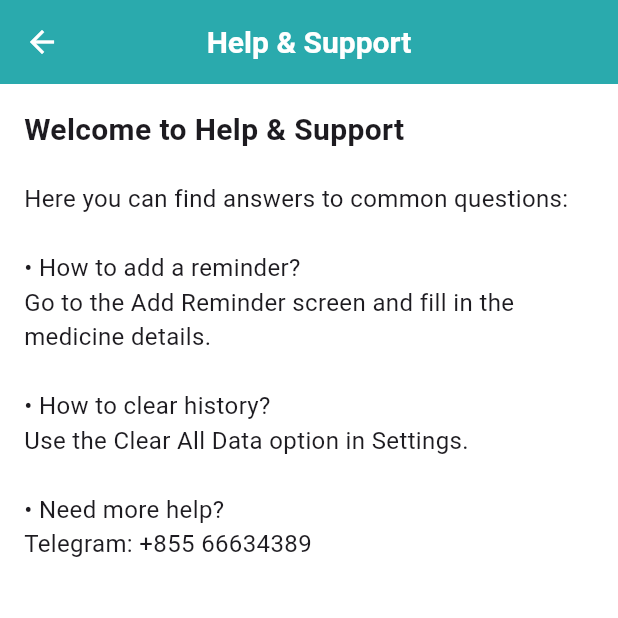
After one commit to obviouslynotdim/MedicTrack, a Flutter app: the screen it shows after launch, item 4 of the bottom bar chosen, after a tap on "Help & Support", on a phone screen of 412 x 824 dp, the top half of it. The commit adds this screen. Run offline on Flutter 3.47's test engine with Material 3 defaults, Android fonts, the phone set to English and light mode, and no system bars; our stand-ins replace flutter_local_notifications, shared_preferences, sqflite, timezone; accounts and stored records are empty.

Commit message:
add more feature

```diff
--- /dev/null
+++ b/lib/ui/info/help_support_screen.dart
@@ -0,0 +1,34 @@
+import 'package:flutter/material.dart';
+
+class HelpSupportScreen extends StatelessWidget {
+  const HelpSupportScreen({super.key});
+
+  @override
+  Widget build(BuildContext context) {
+    return Scaffold(
+      appBar: AppBar(title: const Text("Help & Support")),
+      body: Padding(
+        padding: const EdgeInsets.all(16.0),
+        child: ListView(
+          children: const [
+            Text(
+              "Welcome to Help & Support",
+              style: TextStyle(fontSize: 20, fontWeight: FontWeight.bold),
+            ),
+            SizedBox(height: 20),
+            Text(
+              "Here you can find answers to common questions:\n\n"
+              "• How to add a reminder?\n"
+              "Go to the Add Reminder screen and fill in the medicine details.\n\n"
+              "• How to clear history?\n"
+              "Use the Clear All Data option in Settings.\n\n"
+              "• Need more help?\n"
+              "Telegram: +855 66634389",
+              style: TextStyle(fontSize: 16),
+            ),
+          ],
+        ),
+      ),
+    );
+  }
+}
--- a/lib/ui/screens/schedule/add_schedule_screen.dart
+++ b/lib/ui/screens/schedule/add_schedule_screen.dart
@@ -35,6 +35,8 @@ class _AddScheduleScreenState extends State<AddScheduleScreen> {
   void initState() {
     super.initState();
     // Explicit initialization in initState with if/else for Edit mode
+    final later = DateTime.now().add(const Duration(minutes: 1));
+
     if (widget.medicine != null) {
       _nameController.text = widget.medicine!.name;
       _amountController.text = widget.medicine!.amount;
@@ -50,7 +52,7 @@ class _AddScheduleScreenState extends State<AddScheduleScreen> {
       _commentsController.text = "";
       _selectedIconIndex = 0;
       _selectedDate = DateTime.now();
-      _selectedTime = TimeOfDay.now();
+      _selectedTime = TimeOfDay(hour: later.hour, minute: later.minute);
       _selectedType = "Pill";
       _remindMe = true;
     }
--- a/lib/ui/screens/settings/setting_screen.dart
+++ b/lib/ui/screens/settings/setting_screen.dart
@@ -1,6 +1,8 @@
 import 'package:flutter/material.dart';
 import 'package:shared_preferences/shared_preferences.dart';
 import '../../../core/services/notification_service.dart';
+import '../../info/about_app.dart';
+import '../../info/help_support_screen.dart';
 
 class SettingsScreen extends StatefulWidget {
   final bool isDarkMode;
@@ -80,7 +82,7 @@ class _SettingsScreenState extends State<SettingsScreen> {
       builder: (ctx) => AlertDialog(
         title: const Text("Clear All Data?"),
         content: const Text(
-          "This will permanently delete all your medicine schedules and history. This action cannot be undone."
+          "This will permanently delete all your medicine schedules and history. This action cannot be undone.",
         ),
         actions: [
           TextButton(
@@ -112,7 +114,10 @@ class _SettingsScreenState extends State<SettingsScreen> {
             Icons.notifications_active_outlined,
             "Enable Notifications",
             _notificationsEnabled,
-            (v) => setState(() { _notificationsEnabled = v; _saveSettings(); }),
+            (v) => setState(() {
+              _notificationsEnabled = v;
+              _saveSettings();
+            }),
           ),
           _buildSwitchTile(
             Icons.dark_mode_outlined,
@@ -126,25 +131,37 @@ class _SettingsScreenState extends State<SettingsScreen> {
             Icons.volume_up_outlined,
             "Sound Effects",
             _soundEnabled,
-            (v) => setState(() { _soundEnabled = v; _saveSettings(); }),
+            (v) => setState(() {
+              _soundEnabled = v;
+              _saveSettings();
+            }),
           ),
           _buildSwitchTile(
             Icons.vibration,
             "Vibration",
             _vibrationEnabled,
-            (v) => setState(() { _vibrationEnabled = v; _saveSettings(); }),
+            (v) => setState(() {
+              _vibrationEnabled = v;
+              _saveSettings();
+            }),
           ),
           Padding(
             padding: const EdgeInsets.symmetric(vertical: 8.0),
             child: Column(
               crossAxisAlignment: CrossAxisAlignment.start,
               children: [
-                const Text("Notification Volume", style: TextStyle(fontSize: 16)),
+                const Text(
+                  "Notification Volume",
+                  style: TextStyle(fontSize: 16),
+                ),
                 Slider(
                   value: _volume,
                   activeColor: brandTeal,
                   inactiveColor: brandTeal.withOpacity(0.2),
-                  onChanged: (v) => setState(() { _volume = v; _saveSettings(); }),
+                  onChanged: (v) => setState(() {
+                    _volume = v;
+                    _saveSettings();
+                  }),
                 ),
               ],
             ),
@@ -160,13 +177,37 @@ class _SettingsScreenState extends State<SettingsScreen> {
                 context: context,
                 initialTime: _reminderTime,
               );
-              if (picked != null) setState(() { _reminderTime = picked; _saveSettings(); });
+              if (picked != null)
+                setState(() {
+                  _reminderTime = picked;
+                  _saveSettings();
+                });
             },
           ),
           const Divider(height: 40),
           _sectionHeader("Support"),
-          _buildActionTile(Icons.help_outline, "Help & Support"),
-          _buildActionTile(Icons.info_outline, "About App"),
+          _buildActionTile(
+            Icons.help_outline,
+            "Help & Support",
+            onTap: () {
+              Navigator.push(
+                context,
+                MaterialPageRoute(
+                  builder: (context) => const HelpSupportScreen(),
+                ),
+              );
+            },
+          ),
+          _buildActionTile(
+            Icons.info_outline,
+            "About App",
+            onTap: () {
+              Navigator.push(
+                context,
+                MaterialPageRoute(builder: (context) => const AboutAppScreen()),
+              );
+            },
+          ),
           _buildActionTile(
             Icons.delete_forever_outlined,
             "Clear All Data",
```
Also changed, not shown: lib/models/history_entry.dart (added, +20 -0 lines), lib/models/medicine_base.dart (added, +7 -0 lines), lib/models/medicine_model.dart (+16 -19 lines), lib/models/schedule.dart (added, +31 -0 lines), lib/ui/info/about_app.dart (added, +45 -0 lines), 6 other files.
